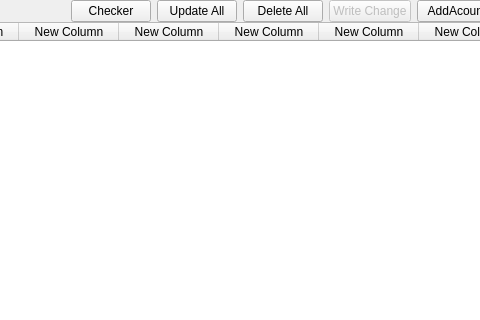
Above: ui/facebook/Manger_face.ui from kreemkhaled112/GUI before the change; both pictures show x 382 to 862 and y 0 to 320 of the 1076 by 639 pixel window. Below: the same form after it.
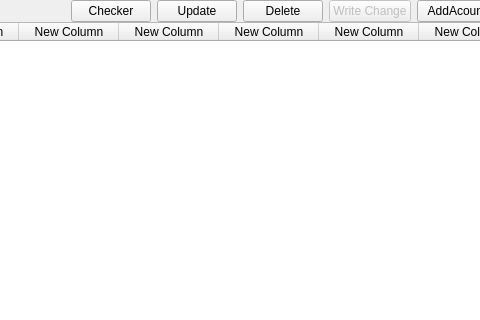
That is the form after the change.

```diff
--- a/ui/facebook/Manger_face.ui
+++ b/ui/facebook/Manger_face.ui
@@ -224,7 +224,7 @@
 </string>
                </property>
                <property name="text">
-                <string>Update All</string>
+                <string>Update</string>
                </property>
                <property name="checkable">
                 <bool>true</bool>
@@ -243,7 +243,7 @@
 </string>
                </property>
                <property name="text">
-                <string>Delete All</string>
+                <string>Delete</string>
                </property>
                <property name="checkable">
                 <bool>true</bool>
```
